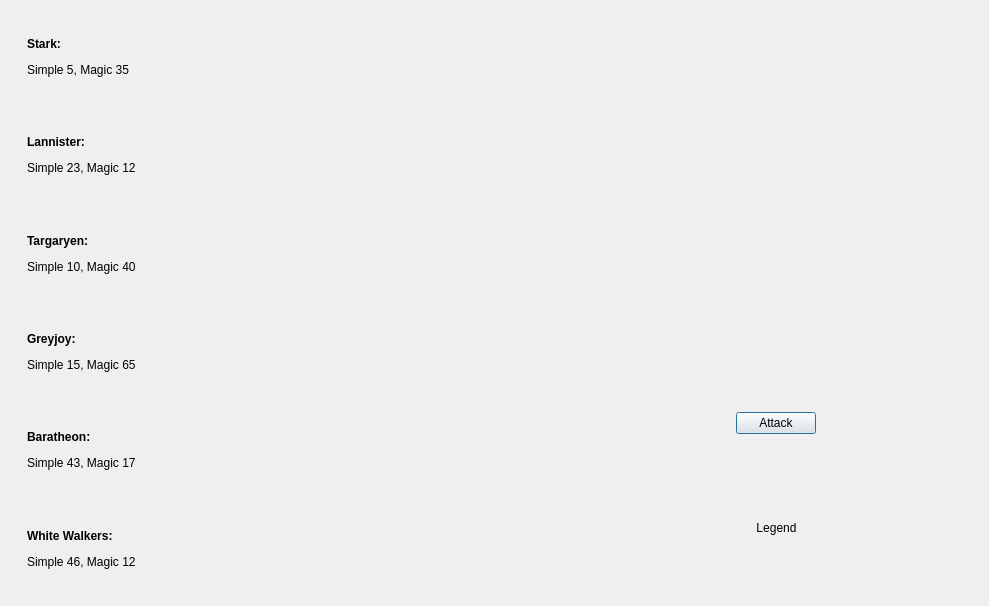
Above: playwindow.ui from AliceCasali/Legend_Of_WesterosQT before the change. Below: the same form after it.
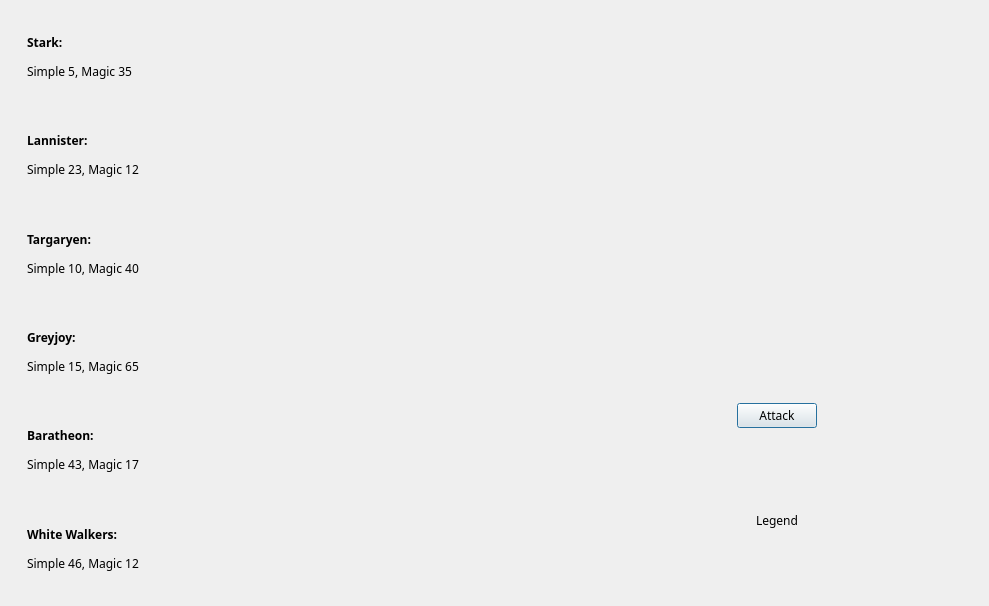
That is the form after the change.

Diff of the .ui file:
```diff
--- a/playwindow.ui
+++ b/playwindow.ui
@@ -106,6 +106,11 @@
          <verstretch>0</verstretch>
         </sizepolicy>
        </property>
+       <property name="font">
+        <font>
+         <family>Game of Thrones</family>
+        </font>
+       </property>
        <property name="styleSheet">
         <string notr="true">QLabel{
 	margin-right: 20 px;
@@ -127,6 +132,11 @@
          <verstretch>0</verstretch>
         </sizepolicy>
        </property>
+       <property name="font">
+        <font>
+         <family>Game of Thrones</family>
+        </font>
+       </property>
        <property name="styleSheet">
         <string notr="true">QLabel{
 	margin-right: 20 px;
@@ -148,6 +158,11 @@
          <verstretch>0</verstretch>
         </sizepolicy>
        </property>
+       <property name="font">
+        <font>
+         <family>Game of Thrones</family>
+        </font>
+       </property>
        <property name="styleSheet">
         <string notr="true">QLabel{
 	margin-right: 20 px;
@@ -172,6 +187,11 @@
          <verstretch>0</verstretch>
         </sizepolicy>
        </property>
+       <property name="font">
+        <font>
+         <family>Game of Thrones</family>
+        </font>
+       </property>
        <property name="styleSheet">
         <string notr="true">QLabel{
 	margin-right: 20 px;
@@ -193,6 +213,11 @@
          <verstretch>0</verstretch>
         </sizepolicy>
        </property>
+       <property name="font">
+        <font>
+         <family>Game of Thrones</family>
+        </font>
+       </property>
        <property name="styleSheet">
         <string notr="true">QLabel{
 	margin-right: 20 px;
@@ -214,6 +239,11 @@
          <verstretch>0</verstretch>
         </sizepolicy>
        </property>
+       <property name="font">
+        <font>
+         <family>Game of Thrones</family>
+        </font>
+       </property>
        <property name="styleSheet">
         <string notr="true">QLabel{
 	margin-right: 20 px;
@@ -249,6 +279,11 @@
     <layout class="QVBoxLayout" name="verticalLayout">
      <item>
       <widget class="QLabel" name="labelName">
+       <property name="font">
+        <font>
+         <family>Game of Thrones</family>
+        </font>
+       </property>
        <property name="text">
         <string/>
        </property>
@@ -259,6 +294,11 @@
      </item>
      <item>
       <widget class="QLabel" name="labelSimple">
+       <property name="font">
+        <font>
+         <family>Game of Thrones</family>
+        </font>
+       </property>
        <property name="text">
         <string/>
        </property>
@@ -269,6 +309,11 @@
      </item>
      <item>
       <widget class="QLabel" name="labelMagic">
+       <property name="font">
+        <font>
+         <family>Game of Thrones</family>
+        </font>
+       </property>
        <property name="text">
         <string/>
        </property>
@@ -279,6 +324,11 @@
      </item>
      <item>
       <widget class="QLabel" name="labelPower">
+       <property name="font">
+        <font>
+         <family>Game of Thrones</family>
+        </font>
+       </property>
        <property name="text">
         <string/>
        </property>
@@ -302,6 +352,11 @@
          <verstretch>0</verstretch>
         </sizepolicy>
        </property>
+       <property name="font">
+        <font>
+         <family>Game of Thrones</family>
+        </font>
+       </property>
        <property name="text">
         <string>Attack</string>
        </property>
@@ -318,6 +373,11 @@
       <layout class="QGridLayout" name="gridLayout">
        <item row="3" column="1" alignment="Qt::AlignVCenter">
         <widget class="QLabel" name="labelTic_2">
+         <property name="font">
+          <font>
+           <family>Game of Thrones</family>
+          </font>
+         </property>
          <property name="text">
           <string/>
          </property>
@@ -338,6 +398,11 @@
        </item>
        <item row="2" column="1">
         <widget class="QLabel" name="labelCrown_2">
+         <property name="font">
+          <font>
+           <family>Game of Thrones</family>
+          </font>
+         </property>
          <property name="text">
           <string/>
          </property>
@@ -358,6 +423,11 @@
        </item>
        <item row="0" column="0" colspan="2">
         <widget class="QLabel" name="labelLegend">
+         <property name="font">
+          <font>
+           <family>Game of Thrones</family>
+          </font>
+         </property>
          <property name="text">
           <string>Legend</string>
          </property>
@@ -381,6 +451,11 @@
        </item>
        <item row="4" column="1" alignment="Qt::AlignVCenter">
         <widget class="QLabel" name="labelCross_2">
+         <property name="font">
+          <font>
+           <family>Game of Thrones</family>
+          </font>
+         </property>
          <property name="text">
           <string/>
          </property>
```
